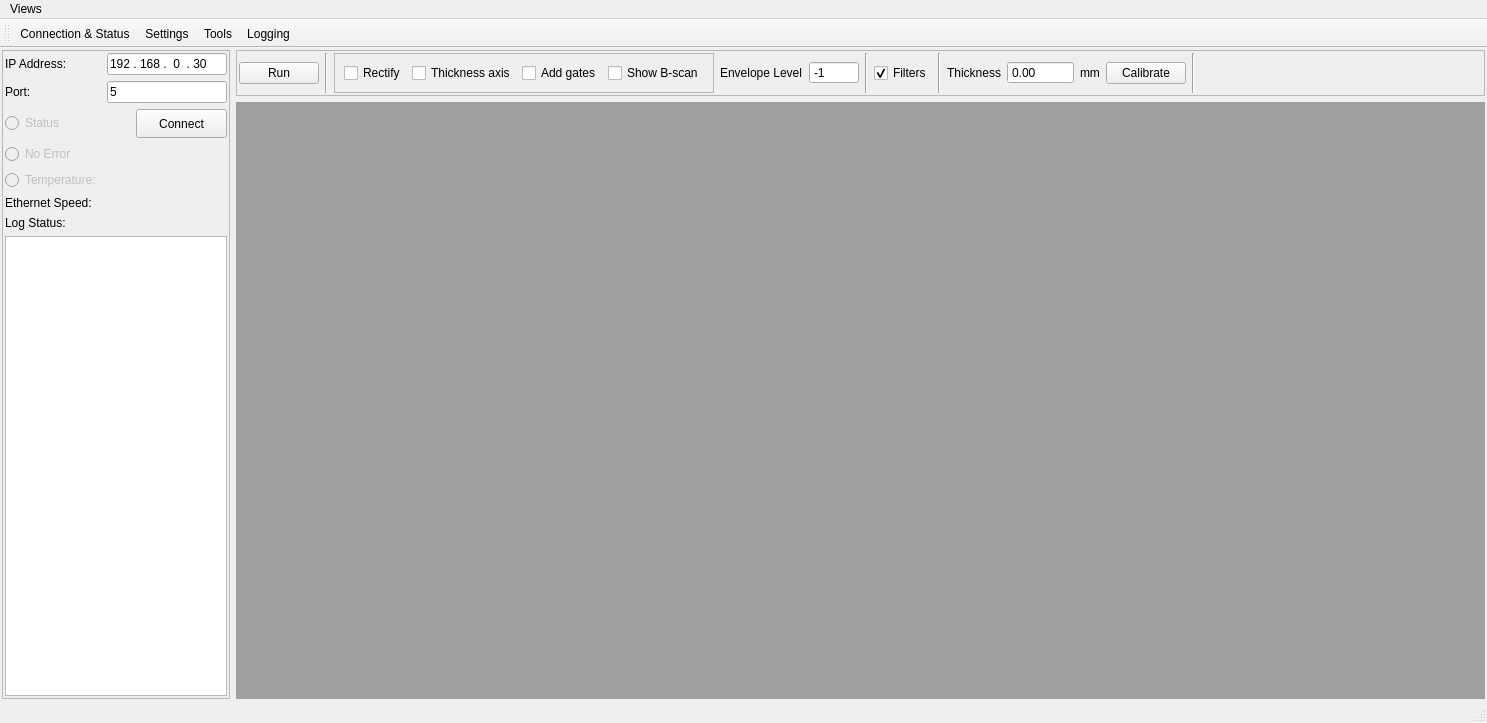
Above: mainwindow.ui from SDJoeKing/Tubers_GUI before the change. Below: the same form after it.
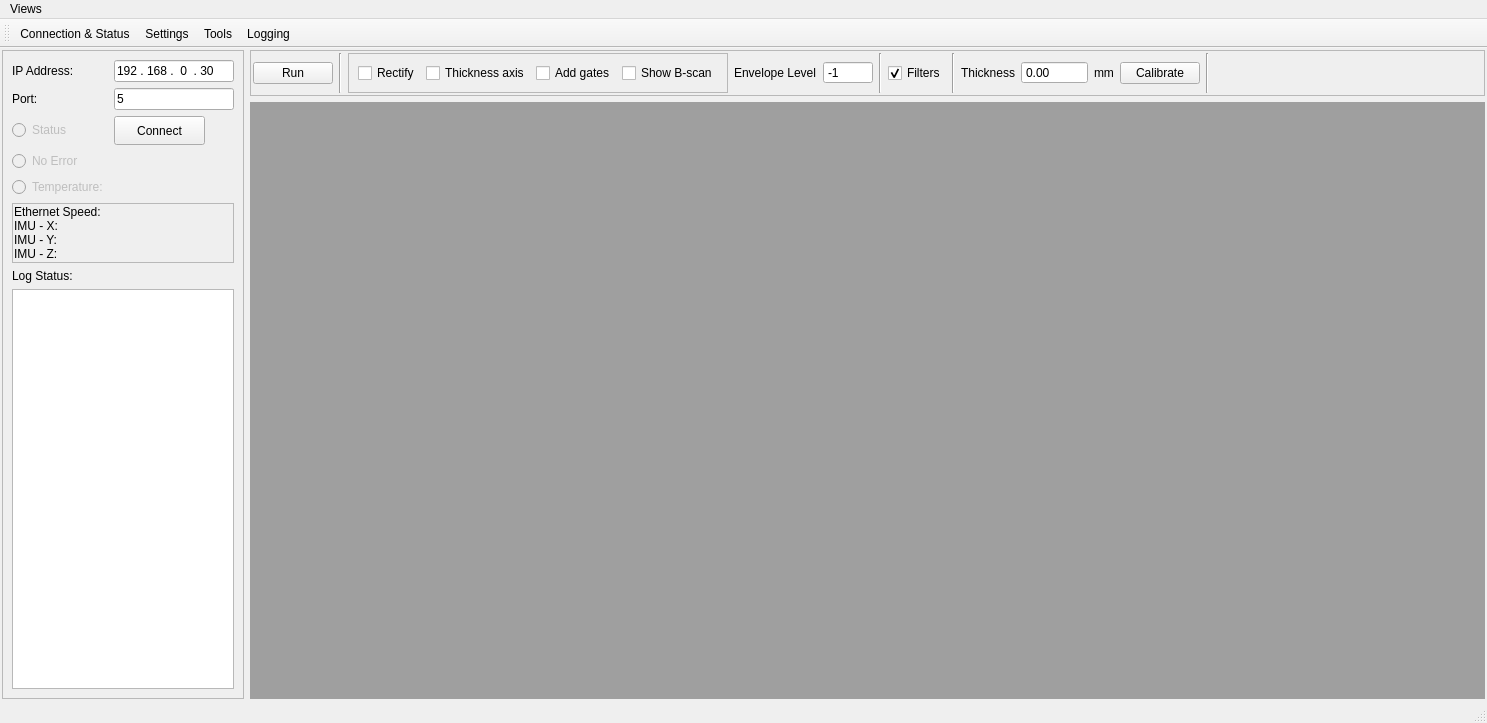
That is the form after the change.

Diff of the .ui file:
```diff
--- a/mainwindow.ui
+++ b/mainwindow.ui
@@ -41,29 +41,33 @@
       <property name="frameShadow">
        <enum>QFrame::Shadow::Raised</enum>
       </property>
-      <layout class="QGridLayout" name="gridLayout_3">
-       <property name="leftMargin">
-        <number>2</number>
-       </property>
-       <property name="topMargin">
-        <number>2</number>
-       </property>
-       <property name="rightMargin">
-        <number>2</number>
-       </property>
-       <property name="bottomMargin">
-        <number>2</number>
-       </property>
-       <item row="4" column="0">
-        <widget class="QRadioButton" name="radioError">
-         <property name="enabled">
-          <bool>false</bool>
-         </property>
+      <layout class="QGridLayout" name="gridLayout">
+       <item row="0" column="0">
+        <widget class="QLabel" name="label_9">
          <property name="text">
-          <string>No Error</string>
+          <string>IP Address:</string>
          </property>
-         <property name="autoExclusive">
-          <bool>false</bool>
+        </widget>
+       </item>
+       <item row="0" column="1">
+        <widget class="QLineEdit" name="ipAddress">
+         <property name="sizePolicy">
+          <sizepolicy hsizetype="Preferred" vsizetype="Preferred">
+           <horstretch>0</horstretch>
+           <verstretch>0</verstretch>
+          </sizepolicy>
+         </property>
+         <property name="minimumSize">
+          <size>
+           <width>120</width>
+           <height>0</height>
+          </size>
+         </property>
+         <property name="inputMask">
+          <string>999 . 999 .  9  . 000</string>
+         </property>
+         <property name="text">
+          <string>192 . 168 .  0  . 30</string>
          </property>
         </widget>
        </item>
@@ -77,6 +81,19 @@
          </property>
         </widget>
        </item>
+       <item row="1" column="1">
+        <widget class="QLineEdit" name="port">
+         <property name="sizePolicy">
+          <sizepolicy hsizetype="Preferred" vsizetype="Preferred">
+           <horstretch>0</horstretch>
+           <verstretch>0</verstretch>
+          </sizepolicy>
+         </property>
+         <property name="text">
+          <string>5</string>
+         </property>
+        </widget>
+       </item>
        <item row="2" column="0">
         <widget class="QRadioButton" name="radioStatus">
          <property name="enabled">
@@ -90,40 +107,7 @@
          </property>
         </widget>
        </item>
-       <item row="7" column="0">
-        <widget class="QLabel" name="label_12">
-         <property name="text">
-          <string>Log Status:</string>
-         </property>
-         <property name="alignment">
-          <set>Qt::AlignmentFlag::AlignLeading|Qt::AlignmentFlag::AlignLeft|Qt::AlignmentFlag::AlignVCenter</set>
-         </property>
-        </widget>
-       </item>
-       <item row="6" column="0">
-        <widget class="QLabel" name="labelSpeed">
-         <property name="text">
-          <string>Ethernet Speed:</string>
-         </property>
-         <property name="alignment">
-          <set>Qt::AlignmentFlag::AlignLeading|Qt::AlignmentFlag::AlignLeft|Qt::AlignmentFlag::AlignVCenter</set>
-         </property>
-        </widget>
-       </item>
-       <item row="1" column="1" colspan="2">
-        <widget class="QLineEdit" name="port">
-         <property name="sizePolicy">
-          <sizepolicy hsizetype="Preferred" vsizetype="Preferred">
-           <horstretch>0</horstretch>
-           <verstretch>0</verstretch>
-          </sizepolicy>
-         </property>
-         <property name="text">
-          <string>5</string>
-         </property>
-        </widget>
-       </item>
-       <item row="2" column="2">
+       <item row="2" column="1">
         <widget class="QPushButton" name="btnConnect">
          <property name="minimumSize">
           <size>
@@ -145,7 +129,113 @@
          </property>
         </widget>
        </item>
-       <item row="8" column="0" colspan="3">
+       <item row="3" column="0">
+        <widget class="QRadioButton" name="radioError">
+         <property name="enabled">
+          <bool>false</bool>
+         </property>
+         <property name="text">
+          <string>No Error</string>
+         </property>
+         <property name="autoExclusive">
+          <bool>false</bool>
+         </property>
+        </widget>
+       </item>
+       <item row="4" column="0">
+        <widget class="QRadioButton" name="radioTemp">
+         <property name="enabled">
+          <bool>false</bool>
+         </property>
+         <property name="text">
+          <string>Temperature:</string>
+         </property>
+         <property name="autoExclusive">
+          <bool>false</bool>
+         </property>
+        </widget>
+       </item>
+       <item row="5" column="0" colspan="2">
+        <widget class="QFrame" name="frame_2">
+         <property name="accessibleName">
+          <string> </string>
+         </property>
+         <property name="frameShape">
+          <enum>QFrame::Shape::StyledPanel</enum>
+         </property>
+         <property name="frameShadow">
+          <enum>QFrame::Shadow::Raised</enum>
+         </property>
+         <layout class="QFormLayout" name="formLayout">
+          <property name="verticalSpacing">
+           <number>0</number>
+          </property>
+          <property name="leftMargin">
+           <number>1</number>
+          </property>
+          <property name="topMargin">
+           <number>1</number>
+          </property>
+          <property name="rightMargin">
+           <number>1</number>
+          </property>
+          <property name="bottomMargin">
+           <number>1</number>
+          </property>
+          <item row="0" column="0">
+           <widget class="QLabel" name="labelSpeed">
+            <property name="text">
+             <string>Ethernet Speed:</string>
+            </property>
+            <property name="alignment">
+             <set>Qt::AlignmentFlag::AlignLeading|Qt::AlignmentFlag::AlignLeft|Qt::AlignmentFlag::AlignVCenter</set>
+            </property>
+           </widget>
+          </item>
+          <item row="1" column="0">
+           <widget class="QLabel" name="label_IMU_X">
+            <property name="text">
+             <string>IMU - X:</string>
+            </property>
+            <property name="alignment">
+             <set>Qt::AlignmentFlag::AlignLeading|Qt::AlignmentFlag::AlignLeft|Qt::AlignmentFlag::AlignVCenter</set>
+            </property>
+           </widget>
+          </item>
+          <item row="2" column="0">
+           <widget class="QLabel" name="label_IMU_Y">
+            <property name="text">
+             <string>IMU - Y:</string>
+            </property>
+            <property name="alignment">
+             <set>Qt::AlignmentFlag::AlignLeading|Qt::AlignmentFlag::AlignLeft|Qt::AlignmentFlag::AlignVCenter</set>
+            </property>
+           </widget>
+          </item>
+          <item row="3" column="0">
+           <widget class="QLabel" name="label_IMU_Z">
+            <property name="text">
+             <string>IMU - Z:</string>
+            </property>
+            <property name="alignment">
+             <set>Qt::AlignmentFlag::AlignLeading|Qt::AlignmentFlag::AlignLeft|Qt::AlignmentFlag::AlignVCenter</set>
+            </property>
+           </widget>
+          </item>
+         </layout>
+        </widget>
+       </item>
+       <item row="6" column="0">
+        <widget class="QLabel" name="label_12">
+         <property name="text">
+          <string>Log Status:</string>
+         </property>
+         <property name="alignment">
+          <set>Qt::AlignmentFlag::AlignLeading|Qt::AlignmentFlag::AlignLeft|Qt::AlignmentFlag::AlignVCenter</set>
+         </property>
+        </widget>
+       </item>
+       <item row="8" column="0" colspan="2">
         <widget class="QTextBrowser" name="log">
          <property name="sizePolicy">
           <sizepolicy hsizetype="Preferred" vsizetype="Expanding">
@@ -161,48 +251,6 @@
          </property>
         </widget>
        </item>
-       <item row="0" column="1" colspan="2">
-        <widget class="QLineEdit" name="ipAddress">
-         <property name="sizePolicy">
-          <sizepolicy hsizetype="Preferred" vsizetype="Preferred">
-           <horstretch>0</horstretch>
-           <verstretch>0</verstretch>
-          </sizepolicy>
-         </property>
-         <property name="minimumSize">
-          <size>
-           <width>120</width>
-           <height>0</height>
-          </size>
-         </property>
-         <property name="inputMask">
-          <string>999 . 999 .  9  . 000</string>
-         </property>
-         <property name="text">
-          <string>192 . 168 .  0  . 30</string>
-         </property>
-        </widget>
-       </item>
-       <item row="0" column="0">
-        <widget class="QLabel" name="label_9">
-         <property name="text">
-          <string>IP Address:</string>
-         </property>
-        </widget>
-       </item>
-       <item row="5" column="0">
-        <widget class="QRadioButton" name="radioTemp">
-         <property name="enabled">
-          <bool>false</bool>
-         </property>
-         <property name="text">
-          <string>Temperature:</string>
-         </property>
-         <property name="autoExclusive">
-          <bool>false</bool>
-         </property>
-        </widget>
-       </item>
       </layout>
      </widget>
     </item>
```
